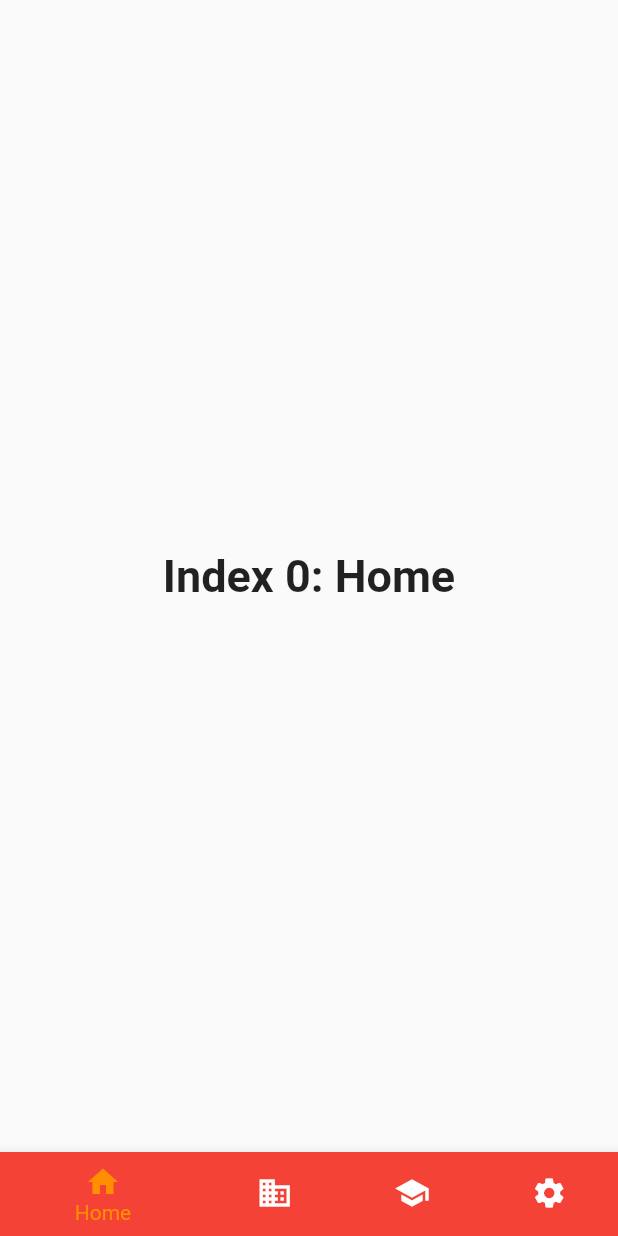
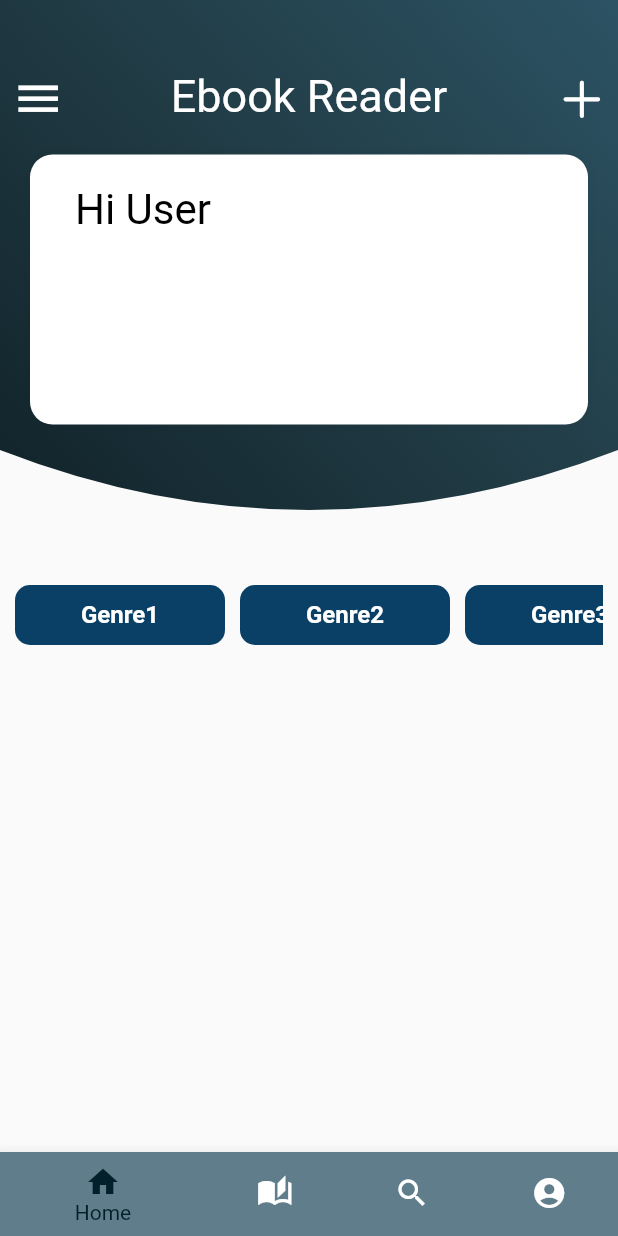
Before and after one commit to theta97/book_reader, a Flutter app: the BottomNavBar screen opened directly, on a phone screen of 412 x 824 dp. Run offline on Flutter 3.47's test engine with Material 2 defaults, Android fonts, the phone set to English and light mode, and no system bars.

Commit message:
Created screens pages and edited bottomnav. Worked a bit on homepage.

```diff
--- a/ebook_reader/lib/bottomnav.dart
+++ b/ebook_reader/lib/bottomnav.dart
@@ -1,4 +1,8 @@
+import 'package:ebook_reader/screens/search.dart';
 import 'package:flutter/material.dart';
+import 'package:ebook_reader/screens/home.dart';
+import 'package:ebook_reader/screens/library.dart';
+import 'package:ebook_reader/screens/profile.dart';
 
 class BottomNavBar extends StatefulWidget {
   const BottomNavBar({Key? key});
@@ -12,22 +16,10 @@ class _BottomNavBarState extends State<BottomNavBar> {
   static const TextStyle optionStyle =
       TextStyle(fontSize: 30, fontWeight: FontWeight.bold);
   static const List<Widget> _widgetOptions = <Widget>[
-    Text(
-      'Index 0: Home',
-      style: optionStyle,
-    ),
-    Text(
-      'Index 1: Business',
-      style: optionStyle,
-    ),
-    Text(
-      'Index 2: School',
-      style: optionStyle,
-    ),
-    Text(
-      'Index 3: Settings',
-      style: optionStyle,
-    ),
+    HomePage(),
+    LibraryPage(),
+    SearchPage(),
+    ProfilePage(),
   ];
 
   void _onItemTapped(int index) {
@@ -47,26 +39,26 @@ class _BottomNavBarState extends State<BottomNavBar> {
           BottomNavigationBarItem(
             icon: Icon(Icons.home),
             label: 'Home',
-            backgroundColor: Colors.red,
+            backgroundColor: Colors.blueGrey,
           ),
           BottomNavigationBarItem(
-            icon: Icon(Icons.business),
-            label: 'Business',
-            backgroundColor: Colors.green,
+            icon: Icon(Icons.auto_stories_sharp),
+            label: 'Library',
+            backgroundColor: Colors.blueGrey,
           ),
           BottomNavigationBarItem(
-            icon: Icon(Icons.school),
-            label: 'School',
-            backgroundColor: Colors.purple,
+            icon: Icon(Icons.search_sharp),
+            label: 'Search',
+            backgroundColor: Colors.blueGrey,
           ),
           BottomNavigationBarItem(
-            icon: Icon(Icons.settings),
+            icon: Icon(Icons.account_circle_sharp),
             label: 'Settings',
-            backgroundColor: Colors.pink,
+            backgroundColor: Colors.blueGrey,
           ),
         ],
         currentIndex: _selectedIndex,
-        selectedItemColor: Colors.amber[800],
+        selectedItemColor: Color.fromARGB(255, 2, 31, 44),
         onTap: _onItemTapped,
       ),
     );
--- /dev/null
+++ b/ebook_reader/lib/genre.dart
@@ -0,0 +1,154 @@
+import 'package:flutter/material.dart';
+
+class GenreCard extends StatelessWidget {
+  const GenreCard({super.key});
+
+  @override
+  Widget build(BuildContext context) {
+    return Padding(
+      padding: const EdgeInsets.all(10),
+      child: SingleChildScrollView(
+        scrollDirection: Axis.horizontal,
+        child: Row(
+          children: [
+            InkWell(
+              onTap: () {},
+              child: Container(
+                alignment: Alignment.center,
+                height: 40,
+                width: 140,
+                decoration: BoxDecoration(
+                  color: Color(0xFF0B4066),
+                  borderRadius: BorderRadius.circular(10),
+                ),
+                child: const Text(
+                  'Genre1',
+                  style: TextStyle(
+                    fontSize: 16,
+                    fontWeight: FontWeight.w700,
+                    color: Colors.white,
+                  ),
+                ),
+              ),
+            ),
+            SizedBox(
+              width: 10,
+            ),
+            InkWell(
+              onTap: () {},
+              child: Container(
+                alignment: Alignment.center,
+                height: 40,
+                width: 140,
+                decoration: BoxDecoration(
+                  color: Color(0xFF0B4066),
+                  borderRadius: BorderRadius.circular(10),
+                ),
+                child: const Text(
+                  'Genre2',
+                  style: TextStyle(
+                    fontSize: 16,
+                    fontWeight: FontWeight.w700,
+                    color: Colors.white,
+                  ),
+                ),
+              ),
+            ),
+            const SizedBox(
+              width: 10,
+            ),
+            InkWell(
+              onTap: () {},
+              child: Container(
+                alignment: Alignment.center,
+                height: 40,
+                width: 140,
+                decoration: BoxDecoration(
+                  color: Color(0xFF0B4066),
+                  borderRadius: BorderRadius.circular(10),
+                ),
+                child: const Text(
+                  'Genre3',
+                  style: TextStyle(
+                    fontSize: 16,
+                    fontWeight: FontWeight.w700,
+                    color: Colors.white,
+                  ),
+                ),
+              ),
+            ),
+            const SizedBox(
+              width: 10,
+            ),
+            InkWell(
+              onTap: () {},
+              child: Container(
+                alignment: Alignment.center,
+                height: 40,
+                width: 140,
+                decoration: BoxDecoration(
+                  color: Color(0xFF0B4066),
+                  borderRadius: BorderRadius.circular(10),
+                ),
+                child: const Text(
+                  'Genre4',
+                  style: TextStyle(
+                    fontSize: 16,
+                    fontWeight: FontWeight.w700,
+                    color: Colors.white,
+                  ),
+                ),
+              ),
+            ),
+            // SizedBox(
+            //   width: 10,
+            // ),
+            // InkWell(
+            //   onTap: () {},
+            //   child: Container(
+            //     alignment: Alignment.center,
+            //     height: 40,
+            //     width: 140,
+            //     decoration: BoxDecoration(
+            //       color: Color(0xFF0E402D),
+            //       borderRadius: BorderRadius.circular(10),
+            //     ),
+            //     child: Text(
+            //       'Genre5',
+            //       style: TextStyle(
+            //         fontSize: 16,
+            //         fontWeight: FontWeight.w700,
+            //         color: Colors.white,
+            //       ),
+            //     ),
+            //   ),
+            // ),
+            // SizedBox(
+            //   width: 10,
+            // ),
+            // InkWell(
+            //   onTap: () {},
+            //   child: Container(
+            //     alignment: Alignment.center,
+            //     height: 40,
+            //     width: 140,
+            //     decoration: BoxDecoration(
+            //       color: Color(0xFF0E402D),
+            //       borderRadius: BorderRadius.circular(10),
+            //     ),
+            //     child: Text(
+            //       'Genre6',
+            //       style: TextStyle(
+            //         fontSize: 16,
+            //         fontWeight: FontWeight.w700,
+            //         color: Colors.white,
+            //       ),
+            //     ),
+            //   ),
+            // ),
+          ],
+        ),
+      ),
+    );
+  }
+}
--- a/ebook_reader/lib/main.dart
+++ b/ebook_reader/lib/main.dart
@@ -1,5 +1,5 @@
 import 'package:flutter/material.dart';
-import 'bottomnav.dart';
+import 'package:ebook_reader/bottomnav.dart';
 
 void main() {
   runApp(const MyApp());
@@ -16,7 +16,7 @@ class MyApp extends StatelessWidget {
       theme: ThemeData(
         primarySwatch: Colors.blue,
       ),
-      home: const ButtomNavBar(),
+      home: const BottomNavBar(),
     );
   }
 }
--- /dev/null
+++ b/ebook_reader/lib/screens/home.dart
@@ -0,0 +1,137 @@
+import 'package:flutter/cupertino.dart';
+import 'package:flutter/gestures.dart';
+import 'package:flutter/material.dart';
+import 'package:ebook_reader/genre.dart';
+import 'package:flutter/rendering.dart';
+
+class HomePage extends StatefulWidget {
+  const HomePage({Key? key});
+
+  @override
+  State<HomePage> createState() => _HomePageState();
+}
+
+class _HomePageState extends State<HomePage> {
+  @override
+  Widget build(BuildContext context) {
+    return Scaffold(
+      body: SingleChildScrollView(
+        child: Column(
+          children: [
+            ClipPath(
+              clipper: MyClipper(),
+              child: Container(
+                padding: EdgeInsets.only(
+                  top: 40,
+                ),
+                height: 380,
+                width: double.infinity,
+                decoration: const BoxDecoration(
+                  gradient: LinearGradient(
+                    begin: Alignment.bottomLeft,
+                    end: Alignment.topRight,
+                    colors: [
+                      Color(0xFF0F2027),
+                      Color(0xFF203A43),
+                      Color(0xFF2C5364),
+                    ],
+                  ),
+                ),
+                child: Column(
+                  mainAxisAlignment: MainAxisAlignment.start,
+                  crossAxisAlignment: CrossAxisAlignment.center,
+                  children: [
+                    Row(
+                      mainAxisAlignment: MainAxisAlignment.spaceBetween,
+                      children: [
+                        IconButton(
+                          onPressed: () {},
+                          icon: const Icon(
+                            Icons.menu,
+                            size: 35,
+                            color: Colors.white,
+                          ),
+                        ),
+                        const Text(
+                          "Ebook Reader",
+                          style: TextStyle(
+                            color: Colors.white,
+                            fontSize: 30,
+                          ),
+                        ),
+                        IconButton(
+                          onPressed: () {},
+                          icon: const Icon(
+                            CupertinoIcons.add,
+                            size: 35,
+                            color: Colors.white,
+                          ),
+                        ),
+                      ],
+                    ),
+                    Container(
+                      padding: EdgeInsets.symmetric(
+                          horizontal: 30.0, vertical: 20.0),
+                      margin: EdgeInsets.symmetric(
+                          vertical: 15.0, horizontal: 20.0),
+                      height: 180,
+                      decoration: BoxDecoration(
+                        color: Colors.white,
+                        borderRadius: BorderRadius.circular(15.0),
+                        boxShadow: [
+                          BoxShadow(
+                            color: Color(0xf080808),
+                            blurRadius: 8.0,
+                          ),
+                        ],
+                      ),
+                      child: Row(
+                        children: [
+                          Column(
+                            children: const [
+                              Text(
+                                "Hi User",
+                                style: TextStyle(
+                                  color: Colors.black,
+                                  fontSize: 28,
+                                ),
+                              ),
+                            ],
+                          ),
+                        ],
+                      ),
+                    ),
+                  ],
+                ),
+              ),
+            ),
+            // ListView(
+            //   scrollDirection: Axis.horizontal,
+            //   children: const [GenreCard()],
+            // ),
+            const GenreCard(),
+          ],
+        ),
+      ),
+    );
+  }
+}
+
+class MyClipper extends CustomClipper<Path> {
+  @override
+  Path getClip(Size size) {
+    var path = Path();
+    path.lineTo(0, size.height - 80);
+    path.quadraticBezierTo(
+        size.width / 2, size.height, size.width, size.height - 80);
+    path.lineTo(size.width, 0);
+    path.close();
+    return path;
+  }
+
+  @override
+  bool shouldReclip(covariant CustomClipper<Path> oldClipper) {
+    // TODO: implement shouldReclip
+    return false;
+  }
+}
--- /dev/null
+++ b/ebook_reader/lib/screens/library.dart
@@ -0,0 +1,21 @@
+import 'package:flutter/material.dart';
+
+class LibraryPage extends StatefulWidget {
+  const LibraryPage({Key? key});
+
+  @override
+  State<LibraryPage> createState() => _LibraryPageState();
+}
+
+class _LibraryPageState extends State<LibraryPage> {
+  @override
+  Widget build(BuildContext context) {
+    // TODO: implement build
+    return Scaffold(
+      appBar: AppBar(
+        title: Text('This is the temp appbar title of library page'),
+      ),
+    );
+    throw UnimplementedError();
+  }
+}
--- /dev/null
+++ b/ebook_reader/lib/screens/profile.dart
@@ -0,0 +1,21 @@
+import 'package:flutter/material.dart';
+
+class ProfilePage extends StatefulWidget {
+  const ProfilePage({Key? key});
+
+  @override
+  State<ProfilePage> createState() => _ProfilePageState();
+}
+
+class _ProfilePageState extends State<ProfilePage> {
+  @override
+  Widget build(BuildContext context) {
+    // TODO: implement build
+    return Scaffold(
+      appBar: AppBar(
+        title: Text('This is the temp appbar title of profile page'),
+      ),
+    );
+    throw UnimplementedError();
+  }
+}
--- /dev/null
+++ b/ebook_reader/lib/screens/search.dart
@@ -0,0 +1,19 @@
+import 'package:flutter/material.dart';
+
+class SearchPage extends StatefulWidget {
+  const SearchPage({Key? key});
+
+  @override
+  State<SearchPage> createState() => _SearchPageState();
+}
+
+class _SearchPageState extends State<SearchPage> {
+  @override
+  Widget build(BuildContext context) {
+    return Scaffold(
+      appBar: AppBar(
+        title: Text('This is the temp appbar title of search page'),
+      ),
+    );
+  }
+}
```
